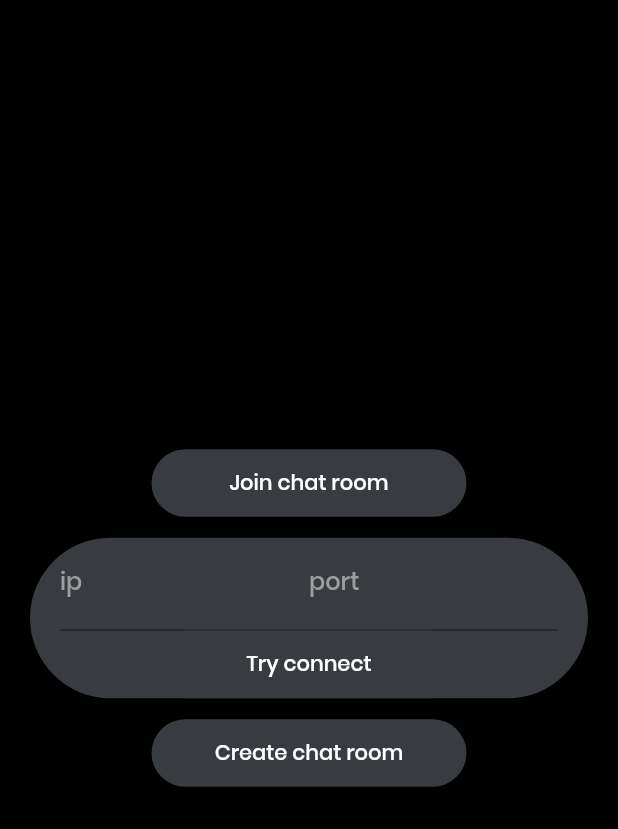
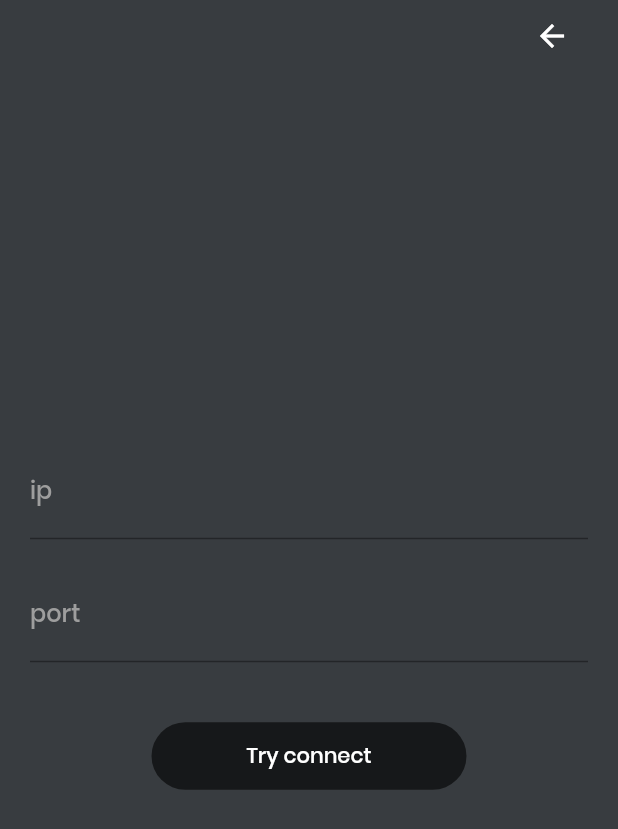
Before and after one commit to hbock-42/flutter_local_chat, a Flutter app: the screen it shows after launch, after a tap on "Join chat room", on a phone screen of 412 x 824 dp. Shown: the top 829 px of the screen. Run offline on Flutter 3.47's test engine with Material 2 defaults, Android fonts, the phone set to English and light mode, and no system bars; our stand-ins replace bloc, flutter_bloc, freezed_annotation, shelf, shelf_web_socket; missing offline and left inert: wifi; generated files the repository leaves out were written again.

Commit message:
more beautiful connection page

```diff
--- a/lib/pages/home-page.dart
+++ b/lib/pages/home-page.dart
@@ -1,8 +1,11 @@
+import 'package:animations/animations.dart';
 import 'package:flutter/material.dart';
 import 'package:flutter_bloc/flutter_bloc.dart';
 import 'package:local_chat/blocs/chat-room-bloc.dart';
 import 'package:local_chat/widgets/button.dart';
 import 'package:local_chat/widgets/join_chat_room_inputs.dart';
+
+import '../app-theme.dart';
 
 class HomePage extends StatefulWidget {
   @override
@@ -17,7 +20,12 @@ class _HomePageState extends State<HomePage> {
     return Column(
       mainAxisAlignment: MainAxisAlignment.center,
       children: [
-        Button(
+        OpenContainer(
+          closedColor: Colors.transparent,
+          openColor: AppTheme.widgetBackgroundColor,
+          closedBuilder: (BuildContext context, void Function() action) =>
+              IgnorePointer(
+            child: Button(
               "Join chat room",
               onTap: () {
                 setState(() {
@@ -25,7 +33,11 @@ class _HomePageState extends State<HomePage> {
                 });
               },
             ),
-        if (showInputs) ...buildInputs(),
+          ),
+          openBuilder: (BuildContext context, void Function() action) =>
+              JoinChatRoomInputs(),
+        ),
+        // if (showInputs) ...buildInputs(),
         SizedBox(height: 14),
         Button(
           "Create chat room",
--- a/lib/widgets/button.dart
+++ b/lib/widgets/button.dart
@@ -4,8 +4,9 @@ import 'package:local_chat/app-theme.dart';
 class Button extends StatelessWidget {
   final void Function() onTap;
   final String text;
+  final Color color;
 
-  const Button(this.text, {Key key, this.onTap}) : super(key: key);
+  const Button(this.text, {Key key, this.onTap, this.color}) : super(key: key);
 
   @override
   Widget build(BuildContext context) {
@@ -14,7 +15,7 @@ class Button extends StatelessWidget {
       child: Container(
         padding: EdgeInsets.symmetric(vertical: 12, horizontal: 20),
         decoration: BoxDecoration(
-          color: AppTheme.widgetBackgroundColor,
+          color: color ?? AppTheme.widgetBackgroundColor,
           borderRadius: BorderRadius.circular(100),
         ),
         child: ConstrainedBox(
--- a/lib/widgets/join_chat_room_inputs.dart
+++ b/lib/widgets/join_chat_room_inputs.dart
@@ -16,19 +16,14 @@ class _JoinChatRoomInputsState extends State<JoinChatRoomInputs> {
 
   @override
   Widget build(BuildContext context) {
-    return Padding(
+    return Container(
       padding: EdgeInsets.symmetric(horizontal: 20),
-      child: Container(
-        padding: EdgeInsets.symmetric(horizontal: 20),
-        decoration: BoxDecoration(
-            color: AppTheme.widgetBackgroundColor,
-            borderRadius: BorderRadius.circular(200)),
-        child: Column(
+      child: Stack(
         children: <Widget>[
-            Row(
+          Column(
+            mainAxisAlignment: MainAxisAlignment.center,
             children: <Widget>[
-                Expanded(
-                  child: TextField(
+              TextField(
                 autocorrect: false,
                 enableSuggestions: false,
                 onChanged: (text) {
@@ -37,13 +32,11 @@ class _JoinChatRoomInputsState extends State<JoinChatRoomInputs> {
                   });
                 },
                 decoration: InputDecoration(
-                        labelText: "ip",
-                        labelStyle: TextStyle(color: Colors.grey)),
+                    labelText: "ip", labelStyle: TextStyle(color: Colors.grey)),
                 style: TextStyle(color: Colors.white),
               ),
-                ),
-                Expanded(
-                  child: TextField(
+              SizedBox(height: 20),
+              TextField(
                 keyboardType: TextInputType.number,
                 autocorrect: false,
                 enableSuggestions: false,
@@ -57,12 +50,22 @@ class _JoinChatRoomInputsState extends State<JoinChatRoomInputs> {
                     labelStyle: TextStyle(color: Colors.grey)),
                 style: TextStyle(color: Colors.white),
               ),
+              SizedBox(height: 40),
+              Button(
+                "Try connect",
+                onTap: () => tryConnect(context),
+                color: Colors.black.withOpacity(0.6),
               ),
             ],
           ),
-            Button("Try connect", onTap: () => tryConnect(context)),
+          Align(
+              alignment: Alignment.topRight,
+              child: Padding(
+                padding:
+                    EdgeInsets.only(top: MediaQuery.of(context).padding.top),
+                child: BackButton(color: Colors.white),
+              )),
         ],
-        ),
       ),
     );
   }
```
Lines whose indentation alone changed are shown as unchanged.
